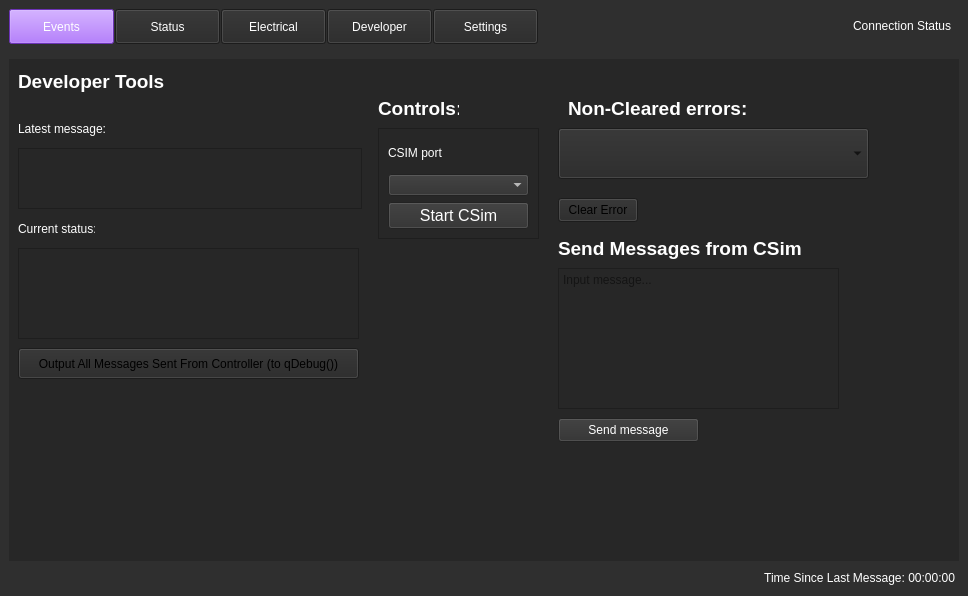
Above: weapon-system-support-software/mainwindow.ui from Team-Controller-NAU/Controller before the change. Below: the same form after it.
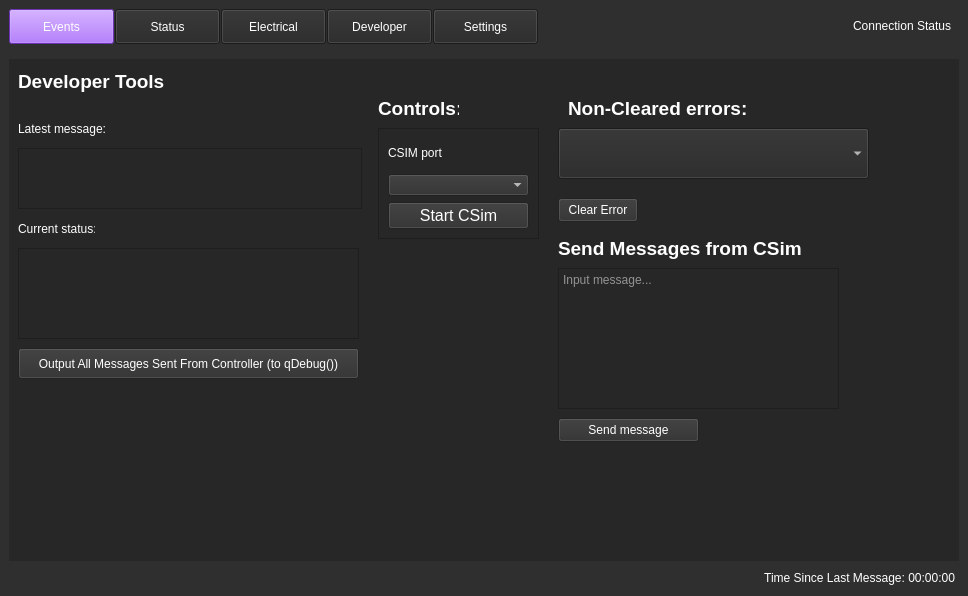
That is the form after the change. The open tabs and pages were chosen to show the change. Icons and pictures are not drawn.

Commit message: Fixed Dev page Styles sheets removed settings files

What changed in the file:
```diff
--- a/weapon-system-support-software/mainwindow.ui
+++ b/weapon-system-support-software/mainwindow.ui
@@ -823,6 +823,11 @@
                <height>51</height>
               </rect>
              </property>
+             <property name="styleSheet">
+              <string notr="true">color: rgb(255, 255, 255);
+background-color: rgb(39, 39, 39);
+border-color: rgb(255, 255, 255);</string>
+             </property>
             </widget>
             <widget class="QPushButton" name="clear_error_button">
              <property name="geometry">
@@ -833,6 +838,13 @@
                <height>24</height>
               </rect>
              </property>
+             <property name="styleSheet">
+              <string notr="true">background-color: rgb(47, 47, 47);
+color: rgb(255, 255, 255);
+border-color: rgb(255, 255, 255);
+border-top-color: rgb(255, 255, 255);
+border-right-color: rgb(255, 255, 255);</string>
+             </property>
              <property name="text">
               <string>Clear Error</string>
              </property>
@@ -872,6 +884,13 @@
                <verstretch>0</verstretch>
               </sizepolicy>
              </property>
+             <property name="styleSheet">
+              <string notr="true">background-color: rgb(47, 47, 47);
+color: rgb(255, 255, 255);
+border-color: rgb(255, 255, 255);
+border-top-color: rgb(255, 255, 255);
+border-right-color: rgb(255, 255, 255);</string>
+             </property>
              <property name="text">
               <string>Output All Messages Sent From Controller (to qDebug())</string>
              </property>
@@ -907,6 +926,11 @@
                <height>141</height>
               </rect>
              </property>
+             <property name="styleSheet">
+              <string notr="true">color: rgb(255, 255, 255);
+background-color: rgb(39, 39, 39);
+border-color: rgb(255, 255, 255);</string>
+             </property>
              <property name="placeholderText">
               <string>Input message...</string>
              </property>
```
Left out of the diff: 4 changed lines with no effect on the pictures. The commit also changes 4 other files.
